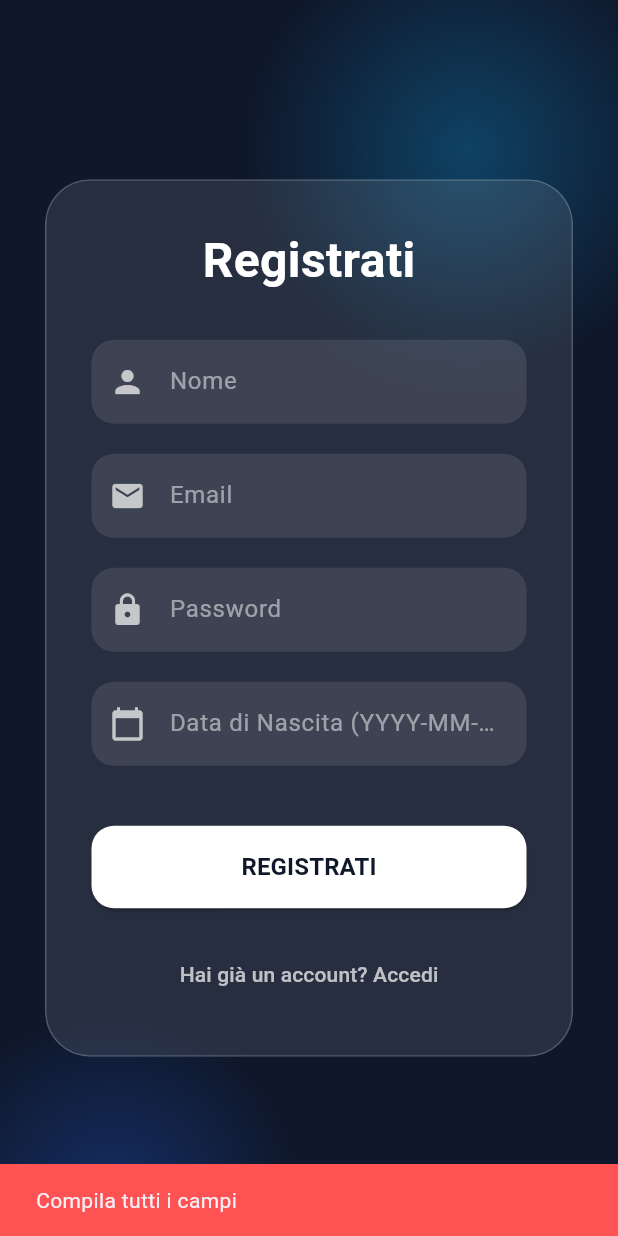
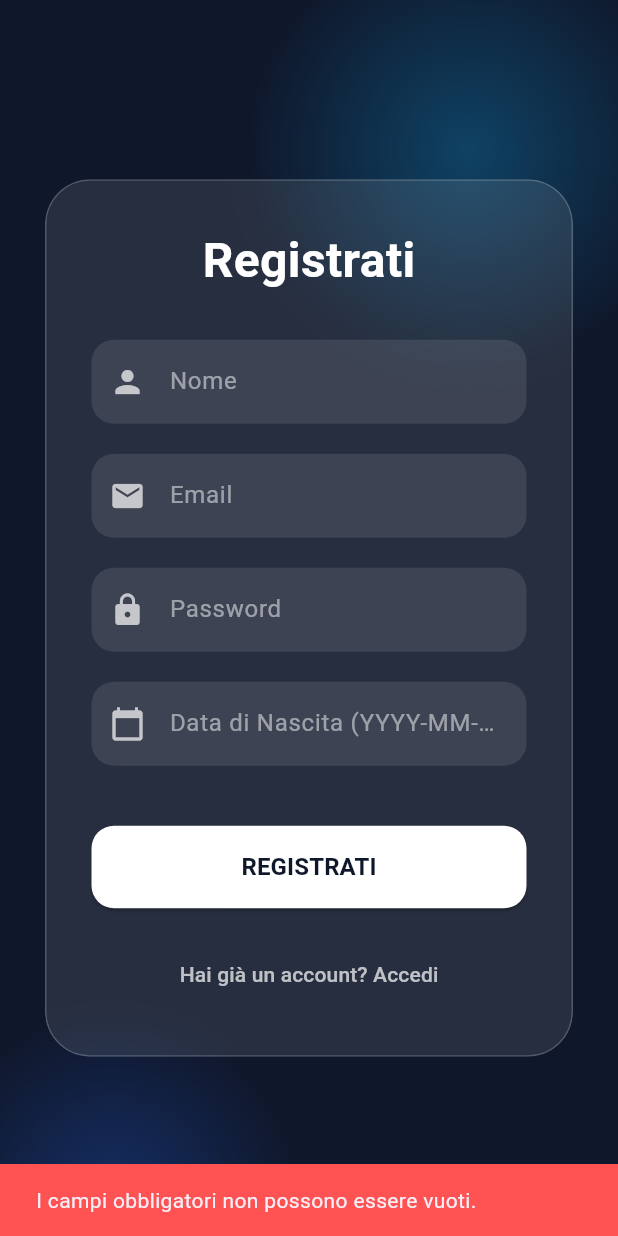
Before and after one commit to Lorenzoanzivino/agenda-sync-mobile, a Flutter app: the screen it shows after launch, after a tap on "Non hai un account? Registrati", after a tap on "REGISTRATI", on a phone screen of 412 x 824 dp. Run offline on Flutter 3.47's test engine with Material 3 defaults, Android fonts, the phone set to English and light mode, and no system bars; our stand-ins replace equatable, firebase_core, firebase_messaging, flutter_bloc, flutter_secure_storage, shared_preferences and 1 more; accounts and stored records are empty.

Commit message:
feat(auth): aggiunta validazione regex per email e password backend

```diff
--- a/lib/presentation/screens/login_page.dart
+++ b/lib/presentation/screens/login_page.dart
@@ -79,6 +79,23 @@ class _LoginPageState extends State<LoginPage> {
     final email = _emailController.text.trim();
     final password = _passwordController.text;
 
+    // VALIDAZIONE: Campi obbligatori comuni
+    if (email.isEmpty || password.isEmpty) {
+      ScaffoldMessenger.of(context).showSnackBar(
+        const SnackBar(content: Text("I campi obbligatori non possono essere vuoti."), backgroundColor: Colors.redAccent),
+      );
+      return;
+    }
+
+    // VALIDAZIONE: Formato Email (Regex Base)
+    final emailRegex = RegExp(r"^[a-zA-Z0-9.a-zA-Z0-9.!#$%&'*+-/=?^_`{|}~]+@[a-zA-Z0-9]+\.[a-zA-Z]+");
+    if (!emailRegex.hasMatch(email)) {
+      ScaffoldMessenger.of(context).showSnackBar(
+        const SnackBar(content: Text("Formato email non valido. Es: utente@email.com"), backgroundColor: Colors.orangeAccent),
+      );
+      return;
+    }
+
     if (_isLogin) {
       await _storage.write(key: 'saved_email', value: email);
       await _storage.write(key: 'saved_password', value: password);
@@ -90,9 +107,19 @@ class _LoginPageState extends State<LoginPage> {
       final nome = _nomeController.text.trim();
       final dataNascita = _dataNascitaController.text;
 
+      // VALIDAZIONE: Campi obbligatori Registrazione
       if (nome.isEmpty || dataNascita.isEmpty) {
         ScaffoldMessenger.of(context).showSnackBar(
-          const SnackBar(content: Text(AppStrings.errCompilaTuttiCampi), backgroundColor: Colors.redAccent),
+          const SnackBar(content: Text("Tutti i campi sono obbligatori per la registrazione."), backgroundColor: Colors.redAccent),
+        );
+        return;
+      }
+
+      // VALIDAZIONE: Regole Password (minimo 6 caratteri e 1 numero)
+      final passwordRegex = RegExp(r"^(?=.*[0-9]).{6,}$");
+      if (!passwordRegex.hasMatch(password)) {
+        ScaffoldMessenger.of(context).showSnackBar(
+          const SnackBar(content: Text("La password deve contenere almeno 6 caratteri e un numero."), backgroundColor: Colors.orangeAccent),
         );
         return;
       }
```
Also changed, not shown: 1 other file.
